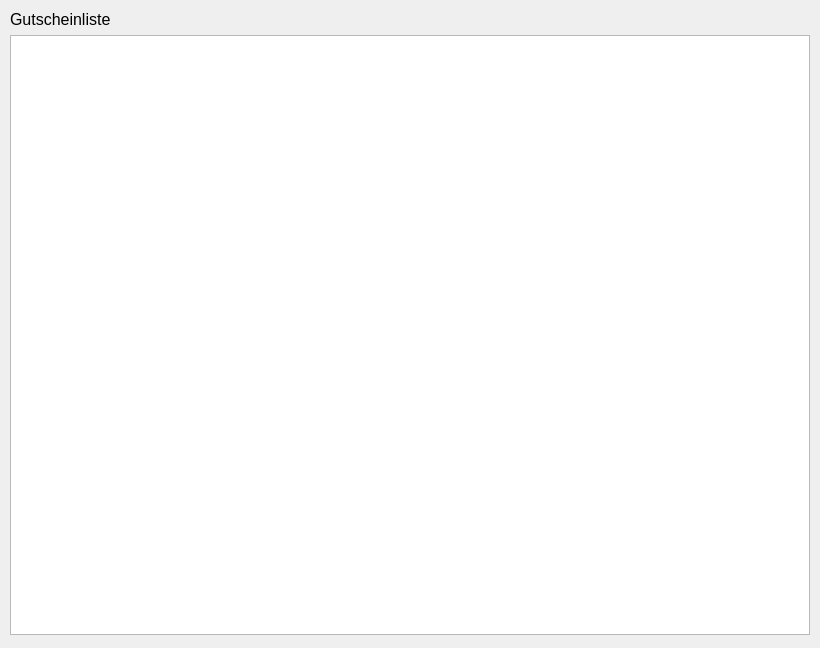
Before: the Qt Designer form src/gui/qt/ui_components/dialog_voucher_list.ui in minutogit/eMinuto-Desktop-Prototype, drawn with Qt 5.
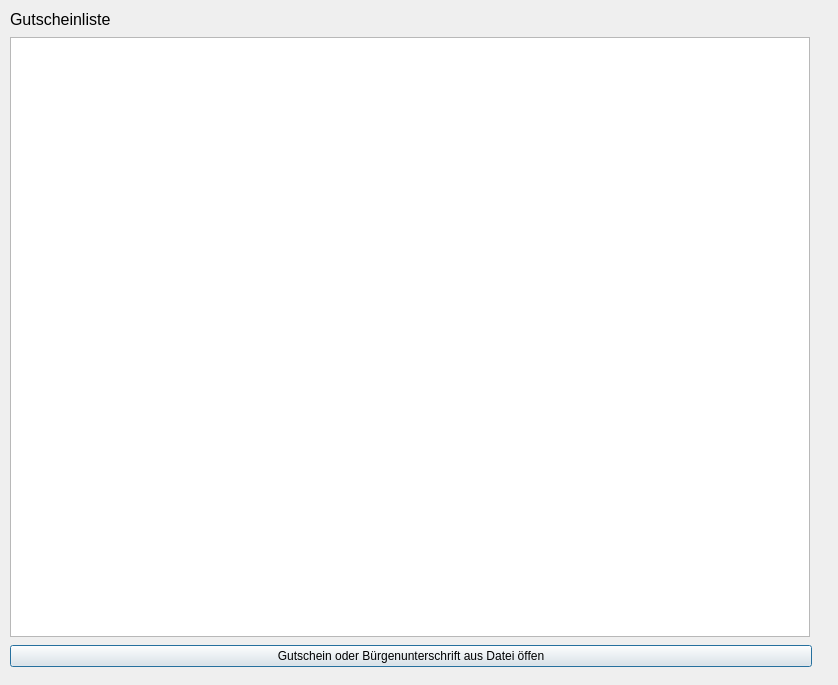
After: the same form once the commit is applied.

Commit message: gui open file (voucher, signature, ..)

Patch:
```diff
--- a/src/gui/qt/ui_components/dialog_voucher_list.ui
+++ b/src/gui/qt/ui_components/dialog_voucher_list.ui
@@ -6,8 +6,8 @@
    <rect>
     <x>0</x>
     <y>0</y>
-    <width>820</width>
-    <height>648</height>
+    <width>838</width>
+    <height>685</height>
    </rect>
   </property>
   <property name="sizePolicy">
@@ -43,15 +43,18 @@
     <string>Gutscheinliste</string>
    </property>
   </widget>
-  <widget class="QTableView" name="tableView_vouchers">
+  <widget class="QWidget" name="">
    <property name="geometry">
     <rect>
      <x>10</x>
      <y>35</y>
-     <width>800</width>
-     <height>600</height>
+     <width>802</width>
+     <height>636</height>
     </rect>
    </property>
+   <layout class="QVBoxLayout" name="verticalLayout">
+    <item>
+     <widget class="QTableView" name="tableView_vouchers">
    <property name="sizePolicy">
     <sizepolicy hsizetype="Fixed" vsizetype="Fixed">
      <horstretch>0</horstretch>
@@ -64,6 +67,16 @@
      <height>600</height>
     </size>
    </property>
+     </widget>
+    </item>
+    <item>
+     <widget class="QPushButton" name="pushButton_open_voucher_or_signature">
+      <property name="text">
+       <string>Gutschein oder Bürgenunterschrift aus Datei öffen</string>
+      </property>
+     </widget>
+    </item>
+   </layout>
   </widget>
  </widget>
  <resources/>
```
Lines whose indentation alone changed are shown as unchanged. The commit also changes 8 other files.
